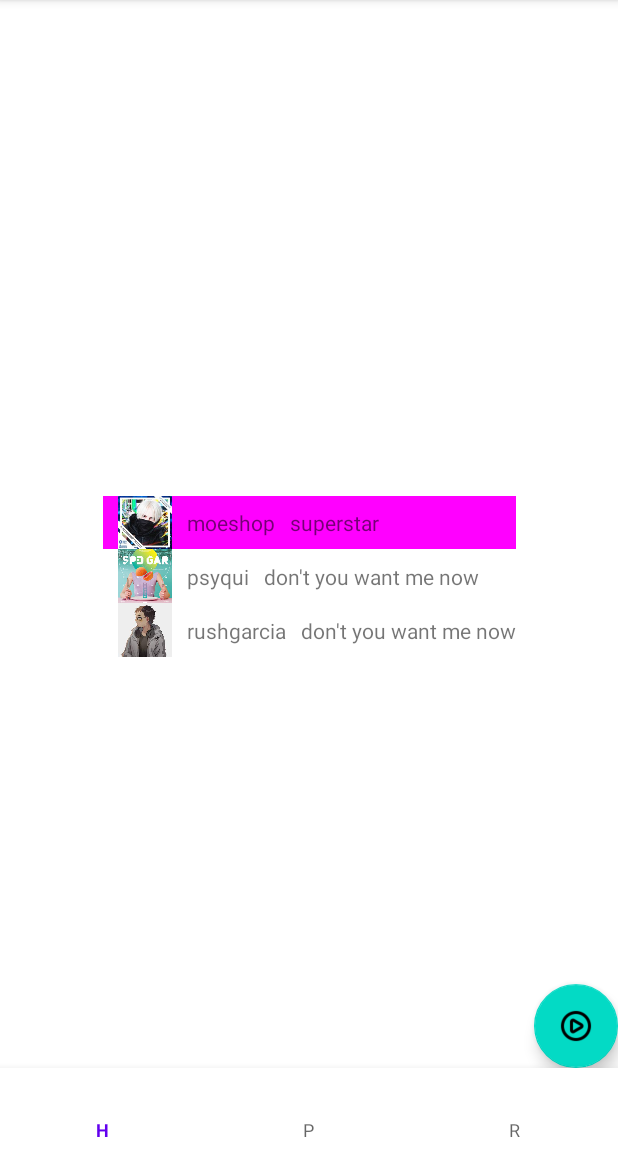
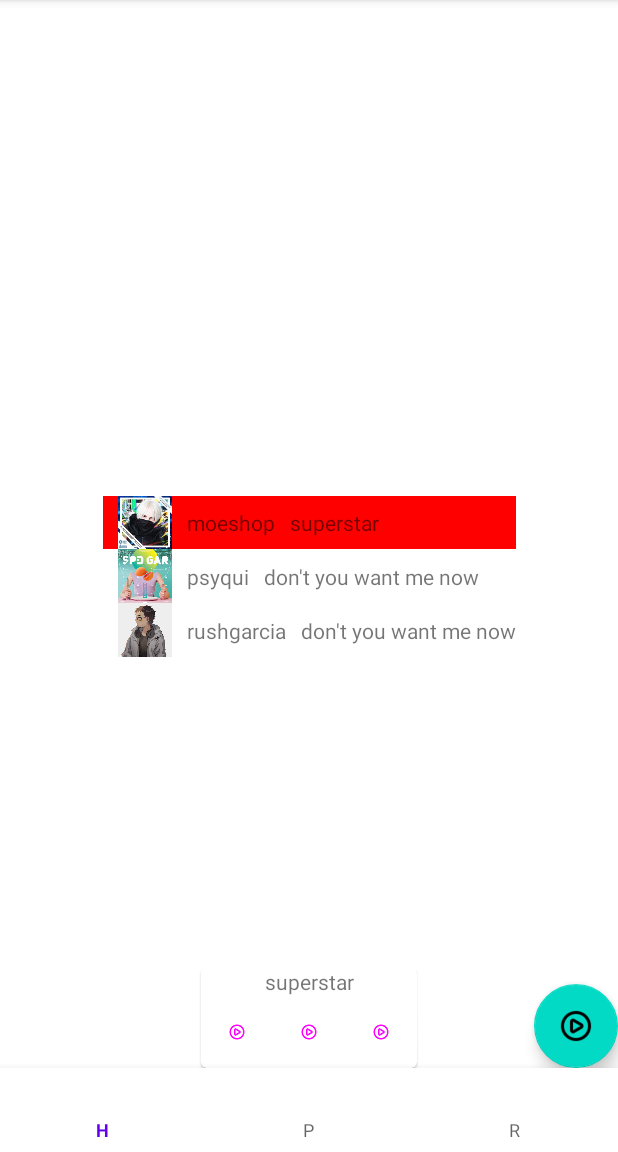
Before and after one commit to Exteal/R-Music, an Android app: the screen it shows after launch (MainActivity), after a tap on "moeshop", on a phone screen of 412 x 824 dp, the part 84-1236 px from its top. Run offline under Robolectric (Android 15) with nearby library versions, the phone set to English and light mode, and no system bars.

Commit message:
play music

```diff
--- a/app/src/main/java/com/example/kotlinapp/MainActivity.kt
+++ b/app/src/main/java/com/example/kotlinapp/MainActivity.kt
@@ -20,9 +20,11 @@ class MainActivity : AppCompatActivity() {
         val musicAdapter = MusicAdapter(musics)
         recycler.adapter = musicAdapter
 
+        val player = Player(applicationContext)
+
         val fab : FloatingActionButton = findViewById(R.id.playFAB)
         fab.setImageDrawable(AppCompatResources.getDrawable(applicationContext, R.drawable.play))
-
+        fab.setOnClickListener { if(selectedMusicPos != null) player.playMusic() }
     }
 
 }
--- a/app/src/main/java/com/example/kotlinapp/Music.kt
+++ b/app/src/main/java/com/example/kotlinapp/Music.kt
@@ -1,16 +1,22 @@
 package com.example.kotlinapp
-
-import androidx.annotation.DrawableRes
 
 data class Music(val artist : String,
                  val name : String,
-                 @DrawableRes val image : Int,
+                 val ref : Int,
                  val tags: List<Tag>)
 
 fun Music.getImage () : Int =
-    when(this.image) {
+    when(this.ref) {
                1 -> R.drawable.moeshop
                2-> R.drawable.psyqui
                3-> R.drawable.rushgarcia
         else -> {throw java.lang.IllegalArgumentException()}
     }
+
+fun Music.getSound() : Int =
+    when(this.ref) {
+        1 -> R.raw.superstar
+        2 -> R.raw.cafe1
+        3 -> R.raw.cafe4
+        else -> {throw java.lang.IllegalArgumentException()}
+    }
--- a/app/src/main/java/com/example/kotlinapp/MusicAdapter.kt
+++ b/app/src/main/java/com/example/kotlinapp/MusicAdapter.kt
@@ -6,6 +6,7 @@ import android.view.View
 import android.view.ViewGroup
 import android.widget.ImageView
 import android.widget.TextView
+import androidx.cardview.widget.CardView
 import androidx.recyclerview.widget.RecyclerView
 var selectedMusicPos : Int? = null
 class MusicAdapter(private val dataSet: List<Music>) : RecyclerView.Adapter<MusicAdapter.ViewHolder>() {
@@ -38,7 +39,7 @@ class MusicAdapter(private val dataSet: List<Music>) : RecyclerView.Adapter<Musi
 
             fun changeColor(pos: Int) {
                 if (selectedMusicPos == pos) {
-                    itemView.setBackgroundColor(Color.MAGENTA)
+                    itemView.setBackgroundColor(Color.RED)
                 }
                 else {
                     itemView.setBackgroundColor(Color.WHITE)
@@ -67,11 +68,18 @@ class MusicAdapter(private val dataSet: List<Music>) : RecyclerView.Adapter<Musi
 
         viewHolder.itemView.setOnClickListener {
 
+
+            val root = it.rootView
+            val player : CardView = root.findViewById(R.id.player)
+            val description : TextView = player.findViewById(R.id.Description)
+            description.text = music.name
+
             val pos = selectedMusicPos
             if(position == selectedMusicPos) {
                 selectedMusicPos = null
             }
             else {
+                Player.music = music
                 selectedMusicPos = position
                 if (pos != null) {
                     notifyItemChanged(pos)
--- /dev/null
+++ b/app/src/main/java/com/example/kotlinapp/Player.kt
@@ -0,0 +1,39 @@
+package com.example.kotlinapp
+
+import android.content.Context
+import android.media.MediaPlayer
+
+import androidx.cardview.widget.CardView
+
+class Player(context: Context) : CardView(context) {
+
+    companion object {
+        var player = MediaPlayer()
+        lateinit var music : Music
+    }
+
+    fun playMusic() {
+
+        player.release()  //TODO -> player.reset()
+        player = MediaPlayer.create(context, music.getSound())
+        player.setOnPreparedListener { player.start() }
+
+        /*
+        player.setAudioAttributes(AudioAttributes.Builder()
+            .setUsage(AudioAttributes.USAGE_MEDIA)
+            .setContentType(AudioAttributes.CONTENT_TYPE_MUSIC)
+            .setLegacyStreamType(AudioManager.STREAM_MUSIC)
+            .build())
+
+        val res = resources.openRawResourceFd(music.getSound())
+        if (res == null) {
+          Log.d("TAG", "FD NULL")
+        }
+        else {
+            player.setDataSource(res.fileDescriptor)
+            player.prepare()
+            player.start()
+            //
+        }*/
+    }
+}
--- a/app/src/main/res/layout/activity_main.xml
+++ b/app/src/main/res/layout/activity_main.xml
@@ -22,6 +22,7 @@
    </androidx.recyclerview.widget.RecyclerView>
 
 
+
    <com.google.android.material.floatingactionbutton.FloatingActionButton
        android:id="@+id/playFAB"
        android:layout_width="wrap_content"
@@ -31,6 +32,17 @@
        android:contentDescription="Play">
 
    </com.google.android.material.floatingactionbutton.FloatingActionButton>
+
+
+   <include
+       android:id="@+id/player"
+       app:layout_constraintBottom_toTopOf="@id/nav"
+       layout="@layout/layout_player"
+       android:layout_width="wrap_content"
+       android:layout_height="wrap_content"
+       app:layout_constraintLeft_toLeftOf="parent"
+       app:layout_constraintRight_toRightOf="parent"
+       />
 
    <com.google.android.material.bottomnavigation.BottomNavigationView
        android:id="@+id/nav"
```
Also changed, not shown: 3 other files.
